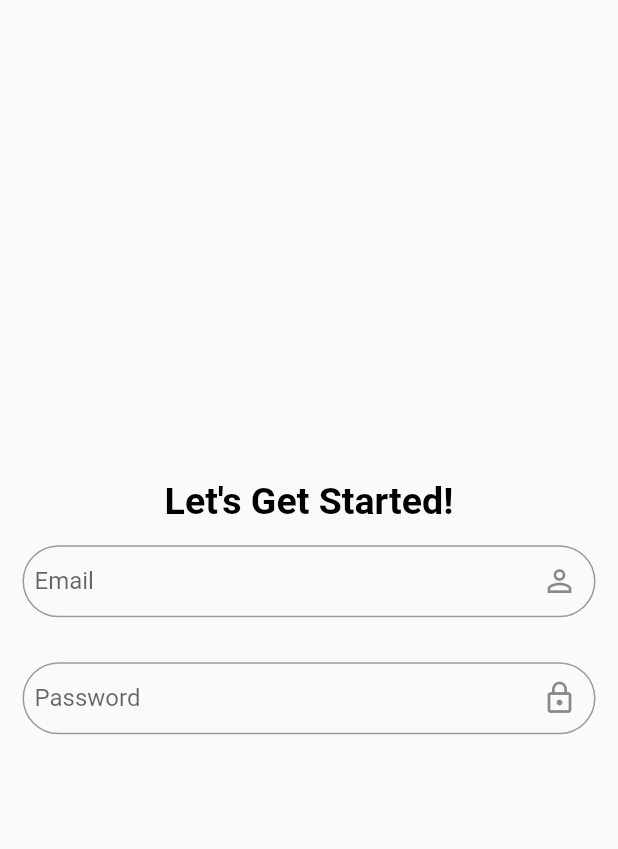
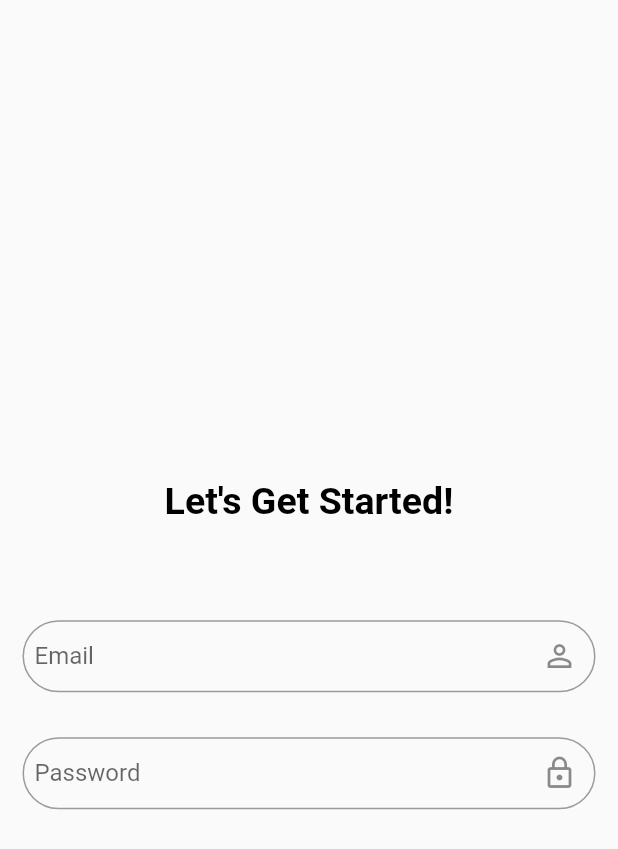
Before and after one commit to safadl/Movies_Browser, a Flutter app: the SignUp screen opened directly, on a phone screen of 412 x 824 dp. Shown: the top 849 px of the screen. Run offline on Flutter 3.47's test engine with Material 2 defaults, Android fonts, the phone set to English and light mode, and no system bars; our stand-ins replace carousel_slider, firebase_auth, firebase_core, flutter_rating_bar, flutter_signin_button, google_sign_in; missing offline and left inert: flutter_facebook_login; accounts and stored records are empty; network calls fail.

Commit message:
fixed sign up

```diff
--- a/lib/SignUp.dart
+++ b/lib/SignUp.dart
@@ -6,10 +6,13 @@ class SignUp extends StatelessWidget {
     return Scaffold(
         body: Column(mainAxisAlignment: MainAxisAlignment.center, children: [
       Center(
-        child: Text(
-          "Let's Get Started!",
-          style: TextStyle(
-              fontWeight: FontWeight.w600, color: Colors.black, fontSize: 25),
+        child: Padding(
+          padding: const EdgeInsets.all(50.0),
+          child: Text(
+            "Let's Get Started!",
+            style: TextStyle(
+                fontWeight: FontWeight.w600, color: Colors.black, fontSize: 25),
+          ),
         ),
       ),
       Padding(
```
